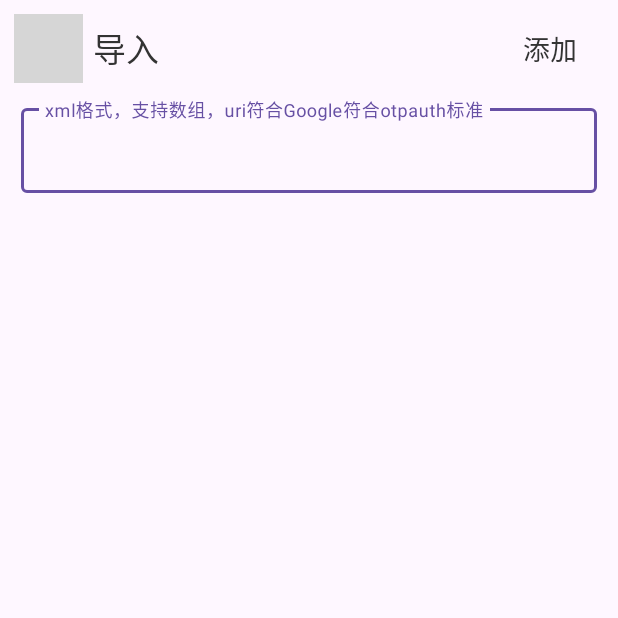
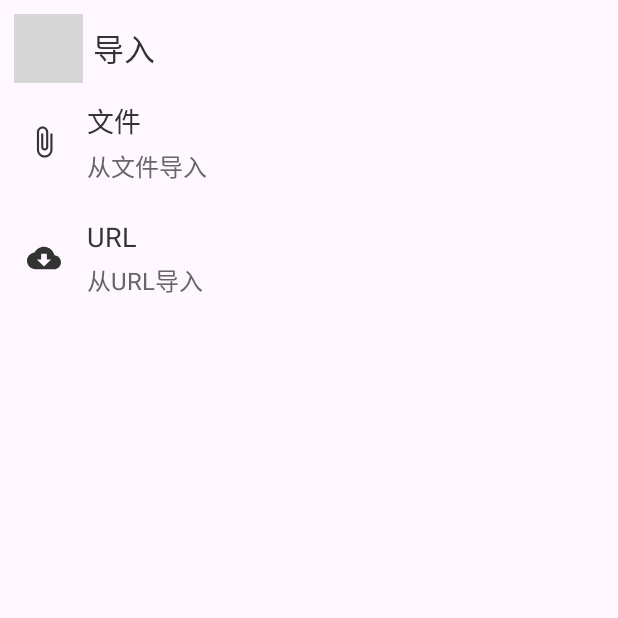
Before and after one commit to opoojkk/2step, an Android app: the ImportActivity screen opened directly, with no data from a screen before it, on a phone screen of 412 x 824 dp, the top half of it. Run offline under Robolectric (Android 15) with nearby library versions, the phone set to English and light mode, and no system bars; grey boxes are pictures that could not be loaded.

Commit message:
feat: support import json file to db

```diff
--- a/app/src/main/java/org/getbuddies/a2step/totp/Otpauth.kt
+++ b/app/src/main/java/org/getbuddies/a2step/totp/Otpauth.kt
@@ -35,7 +35,7 @@ object Otpauth {
         }
         val addresses = path.replaceFirst(PARENTHESES, "").split(Regex(": *"))
         val name = addresses[0]
-        val account = addresses[1]
+        val account = if (addresses.size > 1) (addresses[1]) else ("")
 
         val queryMap = uri.query?.split(AND)?.associate {
             val (key, value) = it.split(EQUAL)
--- /dev/null
+++ b/app/src/main/java/org/getbuddies/a2step/totp/RoughTotp.kt
@@ -0,0 +1,3 @@
+package org.getbuddies.a2step.totp
+
+data class RoughTotp(val name: String = "", val secret: String = "", val uri: String = "")
--- a/app/src/main/java/org/getbuddies/a2step/ui/settings/delegate/SettingsItemDelegate.kt
+++ b/app/src/main/java/org/getbuddies/a2step/ui/settings/delegate/SettingsItemDelegate.kt
@@ -46,7 +46,7 @@ class SettingsItemViewHolder(itemView: View) : RecyclerView.ViewHolder(itemView)
             mBinding.root.setBackgroundResource(0)
             return
         }
-        mBinding.root.setBackgroundResource(R.drawable.ripple_setttings_item)
+        mBinding.root.setBackgroundResource(R.drawable.ripple_settings_item)
         mBinding.root.setOnClickListener {
             mAction.execute(it.context)
         }
--- /dev/null
+++ b/app/src/main/res/drawable/icon_import_cloud.xml
@@ -0,0 +1,5 @@
+<vector android:height="24dp" android:tint="#333333"
+    android:viewportHeight="24" android:viewportWidth="24"
+    android:width="24dp" xmlns:android="http://schemas.android.com/apk/res/android">
+    <path android:fillColor="@android:color/white" android:pathData="M19.35,10.04C18.67,6.59 15.64,4 12,4 9.11,4 6.6,5.64 5.35,8.04 2.34,8.36 0,10.91 0,14c0,3.31 2.69,6 6,6h13c2.76,0 5,-2.24 5,-5 0,-2.64 -2.05,-4.78 -4.65,-4.96zM17,13l-5,5 -5,-5h3V9h4v4h3z"/>
+</vector>
--- /dev/null
+++ b/app/src/main/res/drawable/icon_import_file.xml
@@ -0,0 +1,5 @@
+<vector android:height="24dp" android:tint="#333333"
+    android:viewportHeight="24" android:viewportWidth="24"
+    android:width="24dp" xmlns:android="http://schemas.android.com/apk/res/android">
+    <path android:fillColor="@android:color/white" android:pathData="M16.5,6v11.5c0,2.21 -1.79,4 -4,4s-4,-1.79 -4,-4V5c0,-1.38 1.12,-2.5 2.5,-2.5s2.5,1.12 2.5,2.5v10.5c0,0.55 -0.45,1 -1,1s-1,-0.45 -1,-1V6H10v9.5c0,1.38 1.12,2.5 2.5,2.5s2.5,-1.12 2.5,-2.5V5c0,-2.21 -1.79,-4 -4,-4S7,2.79 7,5v12.5c0,3.04 2.46,5.5 5.5,5.5s5.5,-2.46 5.5,-5.5V6h-1.5z"/>
+</vector>
--- a/app/src/main/res/layout/activity_import.xml
+++ b/app/src/main/res/layout/activity_import.xml
@@ -33,7 +33,7 @@
             android:layout_weight="1"
             android:text="@string/label_settings_import"
             android:textColor="#333333"
-            android:textSize="@dimen/dp_19"
+            android:textSize="@dimen/sp_18"
             tools:text="测试内容" />
 
         <TextView
@@ -45,8 +45,93 @@
             android:paddingVertical="@dimen/dp_8"
             android:text="@string/label_import_add"
             android:textColor="#333333"
-            android:textSize="@dimen/dp_16" />
+            android:textSize="@dimen/dp_16"
+            android:visibility="gone" />
     </LinearLayout>
+
+    <RelativeLayout
+        android:id="@+id/rl_import_from_file"
+        android:layout_width="match_parent"
+        android:layout_height="wrap_content"
+        android:background="@drawable/ripple_settings_item"
+        android:clickable="true"
+        android:focusable="true"
+        android:paddingHorizontal="@dimen/dp_16"
+        android:paddingVertical="@dimen/dp_10"
+        app:layout_constraintTop_toBottomOf="@+id/toolbar">
+
+        <ImageView
+            android:id="@+id/iv_import_from_file"
+            android:layout_width="@dimen/dp_20"
+            android:layout_height="@dimen/dp_20"
+            android:layout_alignParentStart="true"
+            android:layout_centerVertical="true"
+            android:src="@drawable/icon_import_file" />
+
+        <TextView
+            android:id="@+id/tv_import_from_file_title"
+            android:layout_width="wrap_content"
+            android:layout_height="wrap_content"
+            android:layout_alignTop="@+id/iv_import_from_file"
+            android:layout_marginStart="@dimen/dp_15"
+            android:layout_toEndOf="@+id/iv_import_from_file"
+            android:text="文件"
+            android:textColor="#333333"
+            android:textSize="@dimen/sp_16" />
+
+        <TextView
+            android:id="@+id/tv_import_from_file_desc"
+            android:layout_width="wrap_content"
+            android:layout_height="wrap_content"
+            android:layout_below="@+id/tv_import_from_file_title"
+            android:layout_alignLeft="@+id/tv_import_from_file_title"
+            android:layout_marginTop="@dimen/dp_4"
+            android:text="从文件导入"
+            android:textColor="#666666"
+            android:textSize="@dimen/sp_14" />
+    </RelativeLayout>
+
+    <RelativeLayout
+        android:id="@+id/rl_import_from_cloud"
+        android:layout_width="match_parent"
+        android:layout_height="wrap_content"
+        android:background="@drawable/ripple_settings_item"
+        android:clickable="true"
+        android:focusable="true"
+        android:paddingHorizontal="@dimen/dp_16"
+        android:paddingVertical="@dimen/dp_10"
+        app:layout_constraintTop_toBottomOf="@+id/rl_import_from_file">
+
+        <ImageView
+            android:id="@+id/iv_import_from_cloud"
+            android:layout_width="@dimen/dp_20"
+            android:layout_height="@dimen/dp_20"
+            android:layout_alignParentStart="true"
+            android:layout_centerVertical="true"
+            android:src="@drawable/icon_import_cloud" />
+
+        <TextView
+            android:id="@+id/tv_import_from_cloud_title"
+            android:layout_width="wrap_content"
+            android:layout_height="wrap_content"
+            android:layout_alignTop="@+id/iv_import_from_cloud"
+            android:layout_marginStart="@dimen/dp_15"
+            android:layout_toEndOf="@+id/iv_import_from_cloud"
+            android:text="URL"
+            android:textColor="#333333"
+            android:textSize="@dimen/sp_16" />
+
+        <TextView
+            android:id="@+id/tv_import_from_cloud_desc"
+            android:layout_width="wrap_content"
+            android:layout_height="wrap_content"
+            android:layout_below="@+id/tv_import_from_cloud_title"
+            android:layout_alignLeft="@+id/tv_import_from_cloud_title"
+            android:layout_marginTop="@dimen/dp_4"
+            android:text="从URL导入"
+            android:textColor="#666666"
+            android:textSize="@dimen/sp_14" />
+    </RelativeLayout>
 
     <com.google.android.material.textfield.TextInputLayout
         android:id="@+id/secret_input_layout"
@@ -55,6 +140,7 @@
         android:layout_marginHorizontal="@dimen/dp_12"
         android:layout_marginTop="@dimen/dp_10"
         android:hint="@string/label_import_secret"
+        android:visibility="gone"
         app:layout_constraintBottom_toBottomOf="parent"
         app:layout_constraintEnd_toEndOf="@+id/toolbar"
         app:layout_constraintStart_toStartOf="@+id/toolbar"
--- a/app/src/main/res/layout/activity_settings.xml
+++ b/app/src/main/res/layout/activity_settings.xml
@@ -33,7 +33,7 @@
             android:layout_marginStart="@dimen/dp_6"
             android:layout_weight="1"
             android:textColor="#333333"
-            android:textSize="@dimen/dp_19"
+            android:textSize="@dimen/dp_18"
             tools:text="测试内容" />
 
         <TextView
--- /dev/null
+++ b/app/src/main/res/layout/dialog_migration_progress_indicator.xml
@@ -0,0 +1,5 @@
+<?xml version="1.0" encoding="utf-8"?>
+<com.google.android.material.progressindicator.CircularProgressIndicator xmlns:android="http://schemas.android.com/apk/res/android"
+    android:layout_width="wrap_content"
+    android:layout_height="wrap_content"
+    android:indeterminate="true" />
```
Also changed, not shown: app/src/main/java/org/getbuddies/a2step/db/totp/entity/Totp.kt (+13 -0 lines), app/src/main/java/org/getbuddies/a2step/ui/settings/activity/ImportActivity.kt (+40 -0 lines), app/src/main/java/org/getbuddies/a2step/ui/settings/viewModel/RoughTotpViewModel.kt (added, +95 -0 lines), app/src/main/res/drawable/ripple_settings_item.xml (renamed from app/src/main/res/drawable/ripple_setttings_item.xml).
